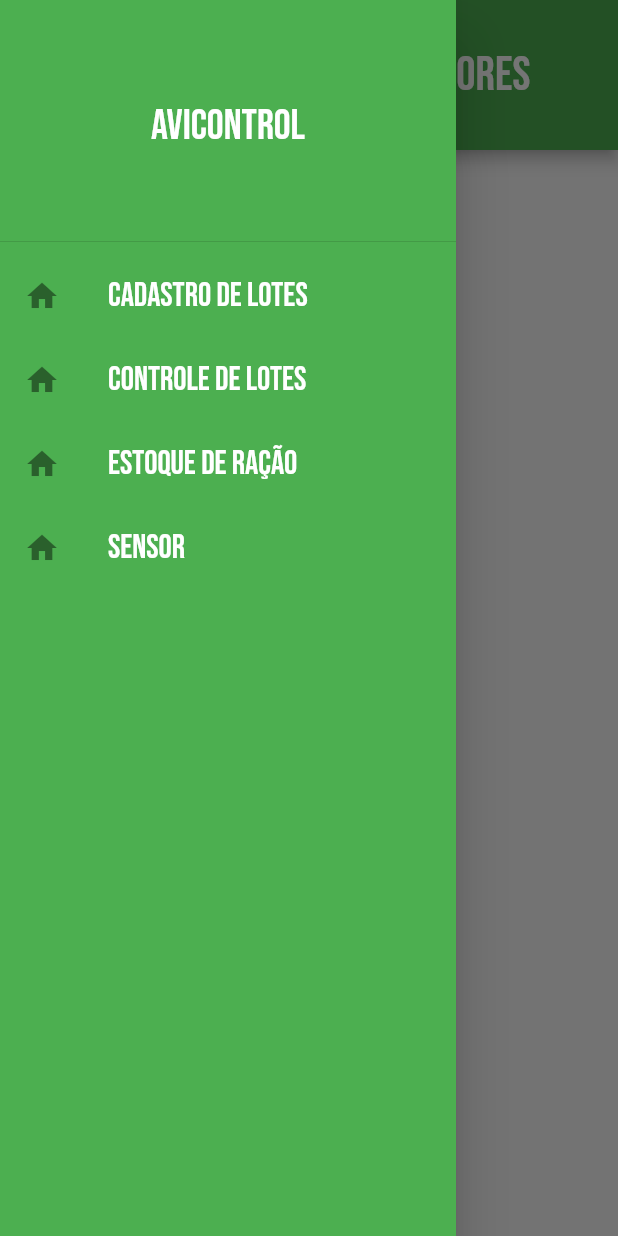
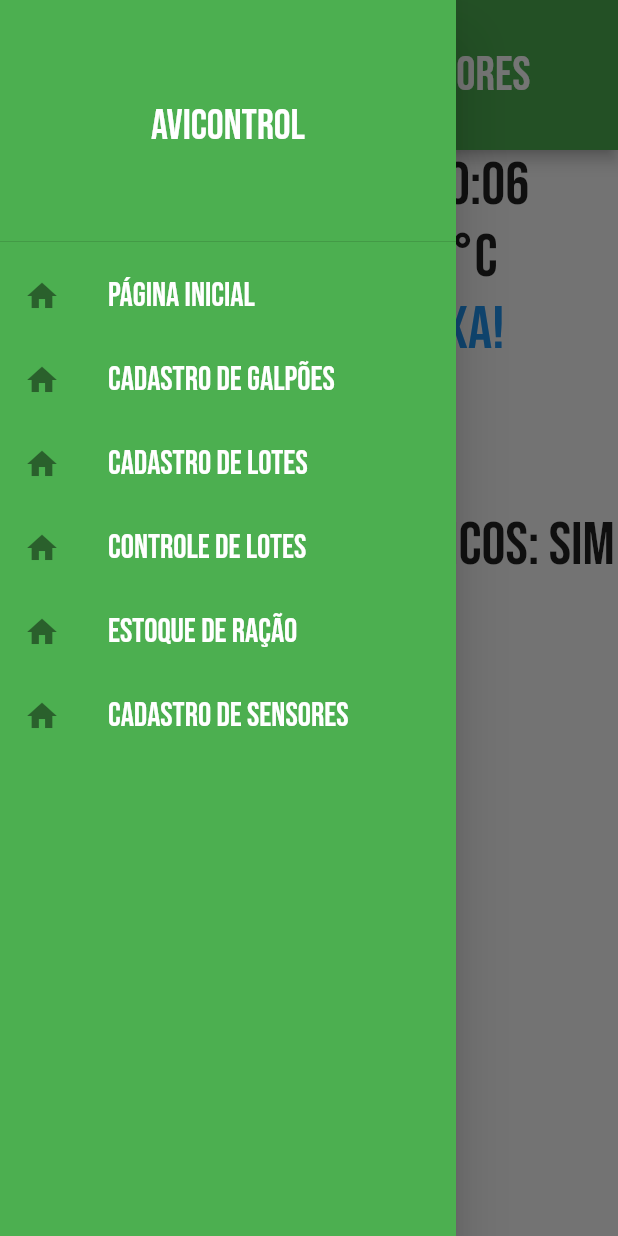
Before and after one commit to IsaiasBrazil/avicultor, a Flutter app: the screen it shows after launch, with the side drawer open, on a phone screen of 412 x 824 dp. Run offline on Flutter 3.47's test engine with Material 2 defaults, Android fonts, the phone set to English and light mode, and no system bars.

Commit message:
Mudanças:
- Home implementada para lidar com dados (temperatura, umidade e presença de gases tóxicos) fictícios por agora
- Condições fictícias para os dados também foram implementadas
- A ordem dos itens da barra lateral (sidebar) foi reajustada para ficar mais coesa

```diff
--- a/lib/home.dart
+++ b/lib/home.dart
@@ -1,10 +1,90 @@
 import 'package:flutter/material.dart';
 import 'package:tcc/widget_drawer.dart';
+import 'dart:math';
+import 'dart:async';
+import 'package:intl/intl.dart';
 
-import 'widget_listtile.dart';
+class Home extends StatefulWidget {
+  const Home({Key? key});
 
-class Home extends StatelessWidget {
-  const Home({super.key});
+  @override
+  State<Home> createState() => _HomeState();
+}
+
+class _HomeState extends State<Home> {
+  // Variáveis de controle
+  int temperatura = 0;
+  int umidade = 0;
+  bool presencaGasToxico = false;
+
+  // Variáveis para armazenar as mensagens
+  String avisoTemperatura = '';
+  String avisoUmidade = '';
+  String avisoPresencaGasToxico = '';
+
+  // Variáveis para definir a cor do texto dos avisos
+  Color corAvisoTemperatura = Colors.black;
+  Color corAvisoUmidade = Colors.black;
+
+  // Variáveis sobre o dia/horário atual
+  String horarioAtual = '';
+  String dataAtual = '';
+
+  Random random = Random();
+  late Timer timer;
+
+  @override
+  void initState() {
+    super.initState();
+    iniciarAtualizacoes();
+  }
+
+  void iniciarAtualizacoes() {
+    timer = Timer.periodic(Duration(seconds: 2), (Timer t) {
+      gerarDadosSensores();
+    });
+  }
+
+  void gerarDadosSensores() {
+    setState(() {
+      DateTime instanteAtual = DateTime.now();
+      horarioAtual = DateFormat('HH:mm:ss').format(instanteAtual);
+      dataAtual = DateFormat('dd/MM/yyyy').format(instanteAtual);
+      temperatura = random.nextInt(51);
+      umidade = random.nextInt(101);
+      presencaGasToxico = random.nextBool();
+
+      // Mostrar mensagem de acordo com a temperatura atual
+      if (temperatura <= 20) {
+        avisoTemperatura = 'Temperatura baixa!';
+        corAvisoTemperatura = Colors.blue;
+      } else if (temperatura >= 32) {
+        avisoTemperatura = 'Temperatura alta!';
+        corAvisoTemperatura = Colors.red;
+      } else {
+        avisoTemperatura = 'Temperatura ideal!';
+        corAvisoTemperatura = Colors.black;
+      }
+
+      // Mostrar mensagem de acordo com a % de umidade atual
+      if (umidade <= 30) {
+        avisoUmidade = 'Tempo seco!';
+        corAvisoUmidade = Colors.yellow;
+      } else if (umidade >= 70) {
+        avisoUmidade = 'Tempo úmido!';
+        corAvisoUmidade = Colors.yellow;
+      } else {
+        avisoUmidade = 'Umidade ideal!';
+        corAvisoUmidade = Colors.black;
+      }
+    });
+  }
+
+  @override
+  void dispose() {
+    timer.cancel();
+    super.dispose();
+  }
 
   @override
   Widget build(BuildContext context) {
@@ -14,11 +94,44 @@ class Home extends StatelessWidget {
         centerTitle: true,
         title: const Text(
           'Informações dos sensores',
-            style: TextStyle(
-                fontFamily: 'BebasNeue', fontSize: 32),
+          style: TextStyle(fontFamily: 'BebasNeue', fontSize: 32),
         ),
       ),
       drawer: MenuLateral(titulo: 'AVICONTROL'),
+      body: corpo(),
+    );
+  }
+
+  Widget corpo() {
+    return Row(
+      children: <Widget>[
+        Expanded(
+          child: Column(
+            children: [
+              Text('$dataAtual - $horarioAtual',
+                  style: TextStyle(fontFamily: 'BebasNeue', fontSize: 40)),
+              Text('Temperatura: $temperatura°C',
+                  style: TextStyle(fontFamily: 'BebasNeue', fontSize: 40)),
+              Text('$avisoTemperatura',
+                  style: TextStyle(
+                      fontFamily: 'BebasNeue',
+                      fontSize: 40,
+                      color: corAvisoTemperatura)),
+              Text('Umidade: $umidade %',
+                  style: TextStyle(fontFamily: 'BebasNeue', fontSize: 40)),
+              Text('$avisoUmidade',
+                  style: TextStyle(
+                      fontFamily: 'BebasNeue',
+                      fontSize: 40,
+                      color: corAvisoUmidade)),
+              Text(
+                  'Presença de gases tóxicos: ' +
+                      (presencaGasToxico == true ? 'Sim' : 'Não'),
+                  style: TextStyle(fontFamily: 'BebasNeue', fontSize: 40))
+            ],
+          ),
+        )
+      ],
     );
   }
 }
--- a/lib/main.dart
+++ b/lib/main.dart
@@ -1,6 +1,4 @@
 import 'package:flutter/material.dart';
-import 'package:tcc/cadastrar_lote.dart';
-
 import 'home.dart';
 
 void main() {
--- a/lib/widget_drawer.dart
+++ b/lib/widget_drawer.dart
@@ -23,10 +23,12 @@ class MenuLateral extends StatelessWidget {
               fontFamily: 'BebasNeue',
               fontSize: 28, color: Colors.white),
           ))),
+          ListTileCustom(nome: 'Página inicial'),
+          ListTileCustom(nome: 'Cadastro de galpões'),
           ListTileCustom(nome: 'Cadastro de Lotes'),
           ListTileCustom(nome: 'Controle de Lotes'),
-          ListTileCustom(nome: 'Estoque de ração'),
-          ListTileCustom(nome: 'Sensor')
+          ListTileCustom(nome: 'Estoque de Ração'),
+          ListTileCustom(nome: 'Cadastro de Sensores')
         ],
       ),
     ));
```
Lines whose indentation alone changed are shown as unchanged.
